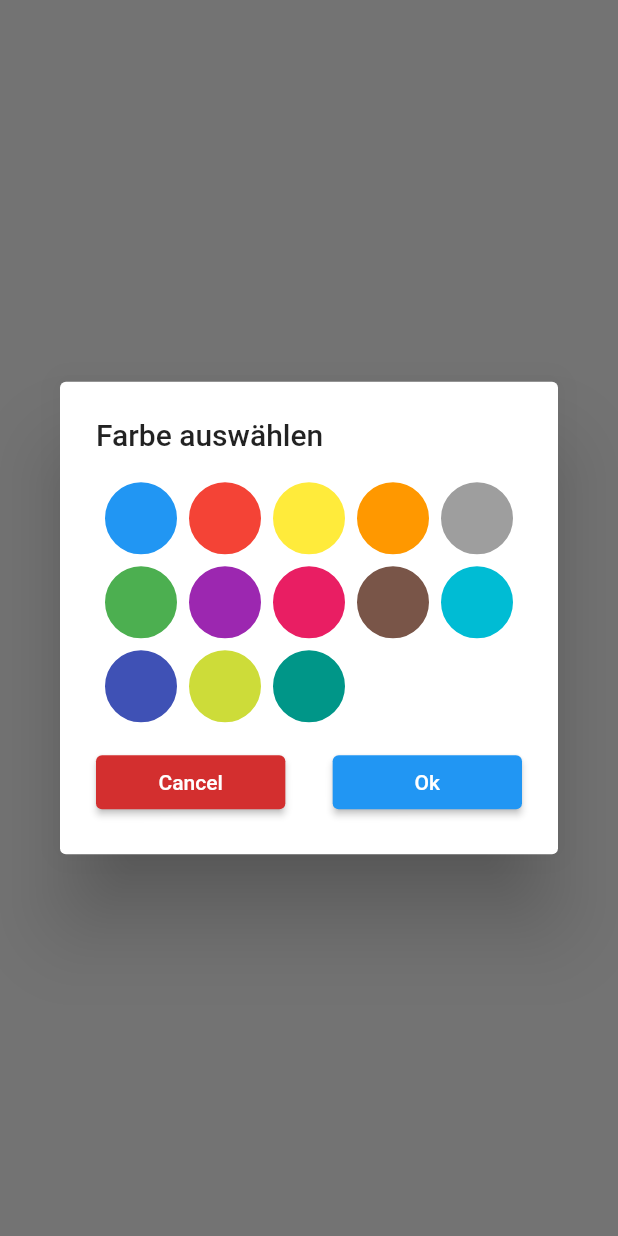
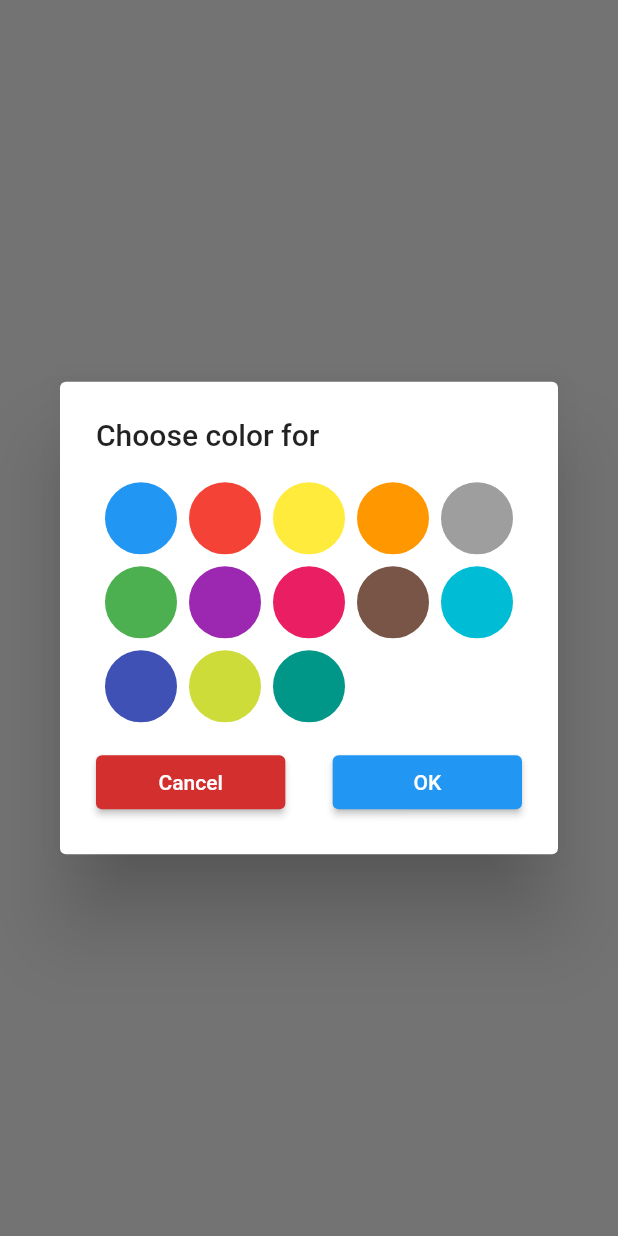
Before and after one commit to lectary/ClimbingAlien, a Flutter app: what asDialog() shows on an empty page, opened directly with empty values, on a phone screen of 412 x 824 dp. Run offline on Flutter 3.47's test engine with Material 2 defaults, Android fonts, the phone set to English and light mode, and no system bars; our stand-ins replace cached_network_image, camera, carousel_slider, floor, fluttertoast, image_picker and 3 more; accounts and stored records are empty; generated files the repository leaves out were written again; network calls fail.

Commit message:
Add doc and title addendum variable for describing the color purpose

```diff
--- a/lib/views/route_editor/route_editor_screen.dart
+++ b/lib/views/route_editor/route_editor_screen.dart
@@ -396,21 +396,21 @@ class RouteEditorScreen extends StatelessWidget {
                     break;
                   case MenuOption.COLOR_PICKER_MAIN:
                     final climaxModel = Provider.of<ClimaxViewModel>(context, listen: false);
-                    Color? selectedColor = await ColorPicker.asDialog(context, color: climaxModel.climaxMainColor);
+                    Color? selectedColor = await ColorPicker.asDialog(context, titleAddendum: "Climax", color: climaxModel.climaxMainColor);
                     if (selectedColor != null) {
                       climaxModel.climaxMainColor = selectedColor;
                     }
                     break;
                   case MenuOption.COLOR_PICKER_GHOSTING:
                     final climaxModel = Provider.of<ClimaxViewModel>(context, listen: false);
-                    Color? selectedColor = await ColorPicker.asDialog(context, color: climaxModel.climaxGhostingColor);
+                    Color? selectedColor = await ColorPicker.asDialog(context, titleAddendum: "Ghosting", color: climaxModel.climaxGhostingColor);
                     if (selectedColor != null) {
                       climaxModel.climaxGhostingColor = selectedColor;
                     }
                     break;
                   case MenuOption.COLOR_PICKER_SELECTION:
                     final climaxModel = Provider.of<ClimaxViewModel>(context, listen: false);
-                    Color? selectedColor = await ColorPicker.asDialog(context, color: climaxModel.climaxSelectionColor);
+                    Color? selectedColor = await ColorPicker.asDialog(context, titleAddendum: "Selection", color: climaxModel.climaxSelectionColor);
                     if (selectedColor != null) {
                       climaxModel.climaxSelectionColor = selectedColor;
                     }
--- a/lib/widgets/color_picker.dart
+++ b/lib/widgets/color_picker.dart
@@ -1,18 +1,24 @@
 import 'package:flutter/cupertino.dart';
 import 'package:flutter/material.dart';
 
+
+/// Custom widget for selecting a color from [_ColorPickerState._colors].
+///
+/// Meant to be displayed as a dialog via [showDialog].
+/// Default dialog title is `Choose color`. By passing a value to [titleAddendum], title will be `Choose color for <titleAddendum>.
+/// Passing a [color] that exists in [_ColorPickerState._colors], will result in that this color is preselected when the dialog opens.
 class ColorPicker extends StatefulWidget {
   final Color? color;
 
   ColorPicker(this.color);
 
   /// Static function for calling [CategoryForm] wrapped in an [AlertDialog].
-  static Future<Color?> asDialog(BuildContext context, {Color? color}) async {
+  static Future<Color?> asDialog(BuildContext context,{String? titleAddendum, Color? color}) async {
     return await showDialog<Color>(
       context: context,
       barrierDismissible: false,
       builder: (context) => AlertDialog(
-        title: Text("Farbe auswählen"),
+        title: Text(titleAddendum == null ? "Choose color" : "Choose color for $titleAddendum"),
         content: ColorPicker(color),
       ),
     );
@@ -105,7 +111,7 @@ class _ColorPickerState extends State<ColorPicker> {
               Expanded(
                 flex: 4,
                 child: ElevatedButton(
-                  child: Text("Ok"),
+                  child: Text("OK"),
                   onPressed: () {
                     Navigator.pop(context, selectedColor);
                   },
```
